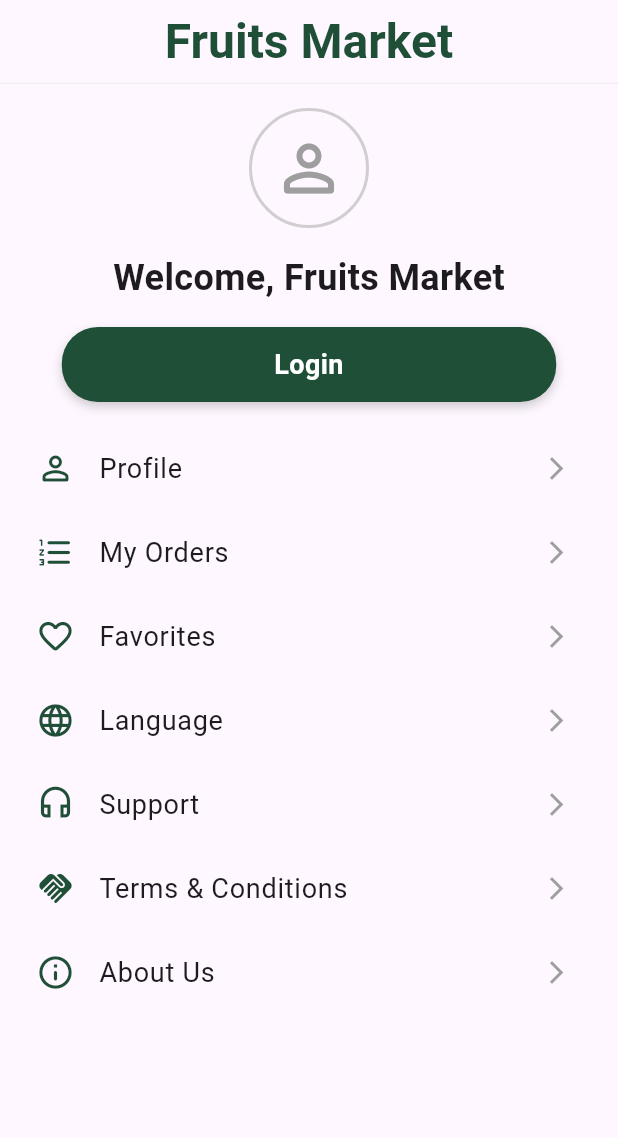
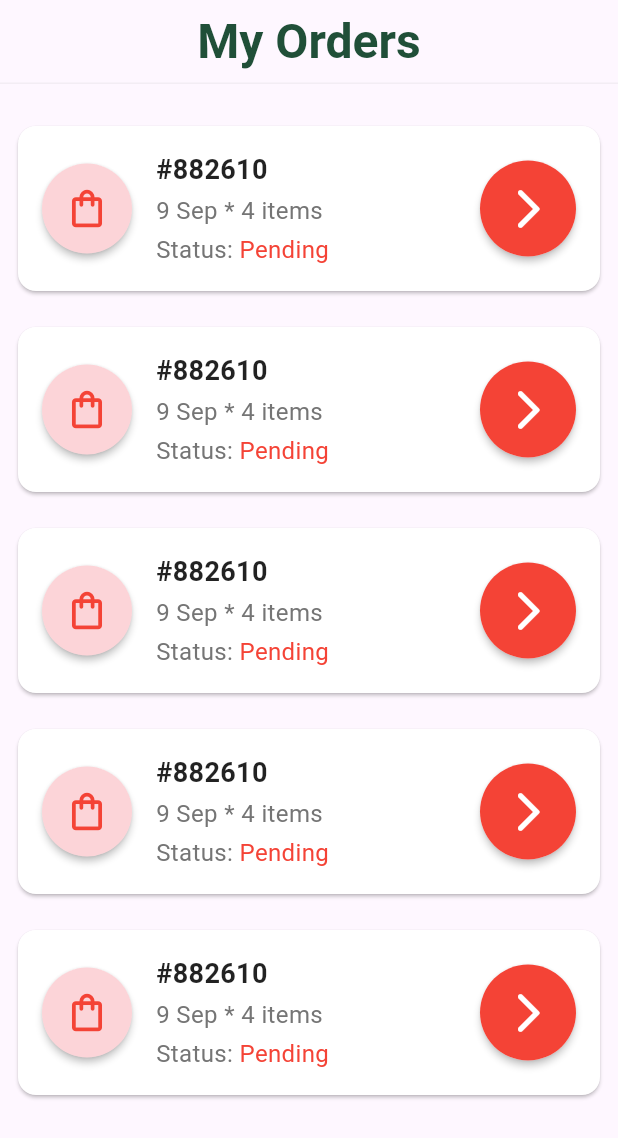
Before and after one commit to elne7/Fruits-App, a Flutter app: the screen it shows after launch, on a phone screen of 412 x 824 dp. Shown: the top 1138 px of the screen. Run offline on Flutter 3.47's test engine with Material 3 defaults, Android fonts, the phone set to English and light mode, and no system bars; our stand-ins replace font_awesome_flutter, google_nav_bar, line_icons; missing offline and left inert: expansion_tile_list.

Commit message:
- Create order view & order item - Add constants colors

```diff
--- a/lib/core/constants/colors.dart
+++ b/lib/core/constants/colors.dart
@@ -2,3 +2,8 @@ import 'dart:ui';
 
 const Color kPrimaryColor = Color(0xFF204f38);
 const Color kRedColor = Color(0xFFff4a4a);
+const Color kGreenColor = Color(0xFF00bb1a);
+const Color kOrangeColor = Color(0xFFfec500);
+const Color kBlueColor = Color(0xFF264493);
+const Color kBurbleColor = Color(0xFFcd28e8);
+const Color kLightBlueColor = Color(0xFF28b0e8);
--- /dev/null
+++ b/lib/features/order/presentation/views/order_view.dart
@@ -0,0 +1,11 @@
+import 'package:flutter/material.dart';
+import 'package:fruits_app/features/order/presentation/widgets/order_view_body.dart';
+
+class OrderView extends StatelessWidget {
+  const OrderView({super.key});
+
+  @override
+  Widget build(BuildContext context) {
+    return OrderViewBody();
+  }
+}
--- /dev/null
+++ b/lib/features/order/presentation/widgets/order_item.dart
@@ -0,0 +1,114 @@
+import 'package:flutter/material.dart';
+import 'package:fruits_app/core/constants/colors.dart';
+
+class OrderItem extends StatefulWidget {
+  const OrderItem({super.key, required this.status});
+
+  final String status;
+
+  @override
+  State<OrderItem> createState() => _OrderItemState();
+}
+
+class _OrderItemState extends State<OrderItem> {
+  Color cardColor = Colors.red;
+
+  @override
+  void initState() {
+    switch (widget.status) {
+      case 'delivering':
+        cardColor = kOrangeColor;
+        break;
+      case 'finished':
+        cardColor = kGreenColor;
+        break;
+      case 'working':
+        cardColor = kBlueColor;
+        break;
+      case 'canceled':
+        cardColor = kRedColor;
+        break;
+      case 'delivered':
+        cardColor = kBurbleColor;
+        break;
+      case 'new':
+        cardColor = kLightBlueColor;
+        break;
+    }
+    super.initState();
+  }
+
+  @override
+  Widget build(BuildContext context) {
+    return Card(
+      color: Colors.white,
+      child: Container(
+        padding: const EdgeInsets.all(16),
+        child: Row(
+          mainAxisAlignment: MainAxisAlignment.center,
+          children: [
+            Material(
+              elevation: 2,
+              shape: CircleBorder(),
+              child: CircleAvatar(
+                radius: 30,
+                backgroundColor: cardColor.withAlpha(50),
+                child: Icon(
+                  Icons.shopping_bag_outlined,
+                  size: 30,
+                  color: cardColor,
+                ),
+              ),
+            ),
+            const SizedBox(width: 16),
+            Column(
+              crossAxisAlignment: CrossAxisAlignment.start,
+              children: [
+                Text(
+                  '#882610',
+                  style: TextStyle(
+                    fontSize: 18,
+                    fontWeight: FontWeight.bold,
+                    color: Colors.black87,
+                  ),
+                ),
+                const SizedBox(height: 3),
+                Text(
+                  '9 Sep * 4 items',
+                  style: TextStyle(fontSize: 16, color: Colors.grey.shade600),
+                ),
+                const SizedBox(height: 3),
+                Text.rich(
+                  TextSpan(
+                    text: 'Status: ',
+                    style: TextStyle(fontSize: 16, color: Colors.grey.shade600),
+                    children: [
+                      TextSpan(
+                        text: 'Pending',
+                        style: TextStyle(color: cardColor),
+                      ),
+                    ],
+                  ),
+                ),
+              ],
+            ),
+            Spacer(),
+            Material(
+              elevation: 2,
+              shape: CircleBorder(),
+              child: CircleAvatar(
+                radius: 32,
+                backgroundColor: cardColor,
+                child: Icon(
+                  Icons.arrow_forward_ios_rounded,
+                  size: 32,
+                  color: Colors.white,
+                ),
+              ),
+            ),
+          ],
+        ),
+      ),
+    );
+  }
+}
--- /dev/null
+++ b/lib/features/order/presentation/widgets/order_view_body.dart
@@ -0,0 +1,30 @@
+import 'package:flutter/material.dart';
+import 'package:fruits_app/core/widgets/app_bar_title.dart';
+import 'package:fruits_app/features/order/presentation/widgets/order_item.dart';
+
+class OrderViewBody extends StatelessWidget {
+  const OrderViewBody({super.key});
+
+  @override
+  Widget build(BuildContext context) {
+    return Scaffold(
+      appBar: AppBar(
+        title: AppBarTitle(title: 'My Orders'),
+        centerTitle: true,
+        shape: Border(
+          bottom: BorderSide(color: Colors.grey.withAlpha(30), width: 1.0),
+        ),
+      ),
+      body: ListView.builder(
+        itemCount: 5,
+        padding: const EdgeInsets.only(top: 16),
+        itemBuilder: (context, index) {
+          return Padding(
+            padding: const EdgeInsets.symmetric(vertical: 8.0, horizontal: 8.0),
+            child: OrderItem(status: 'Delivered'),
+          );
+        },
+      ),
+    );
+  }
+}
--- a/lib/main.dart
+++ b/lib/main.dart
@@ -1,5 +1,6 @@
 import 'package:flutter/material.dart';
 import 'package:fruits_app/features/more/presentation/widgets/more_view_body.dart';
+import 'package:fruits_app/features/order/presentation/widgets/order_view_body.dart';
 // import 'package:fruits_app/features/more/presentation/views/profile_view.dart';
 // import 'package:fruits_app/features/basket/presentation/widgets/basket_view_body.dart';
 // import 'package:fruits_app/features/product/presentation/widgets/product_view_body.dart';
@@ -19,7 +20,7 @@ class MyApp extends StatelessWidget {
       theme: ThemeData(
         colorScheme: ColorScheme.fromSeed(seedColor: Colors.deepPurple),
       ),
-      home: const MoreViewBody(),
+      home: const OrderViewBody(),
     );
   }
 }
```
